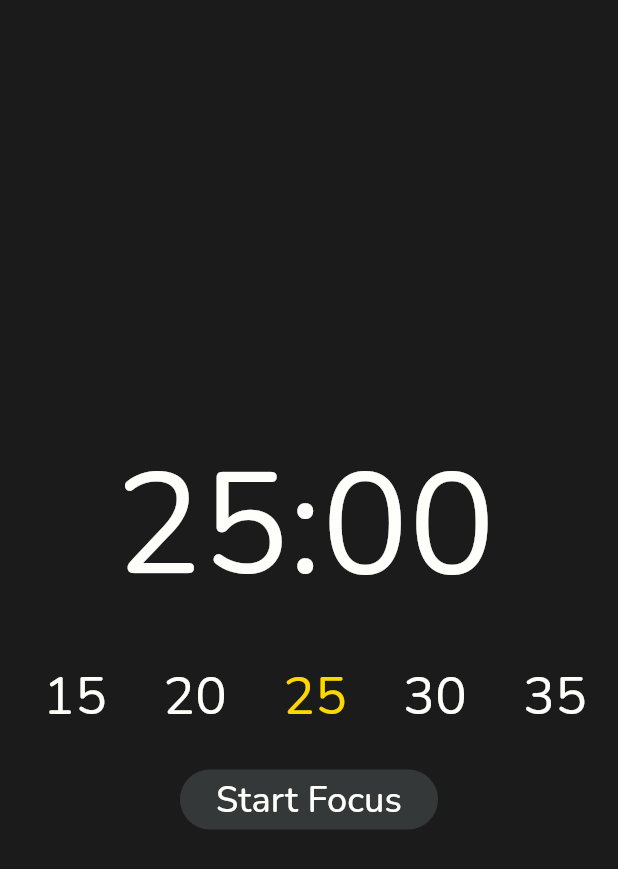
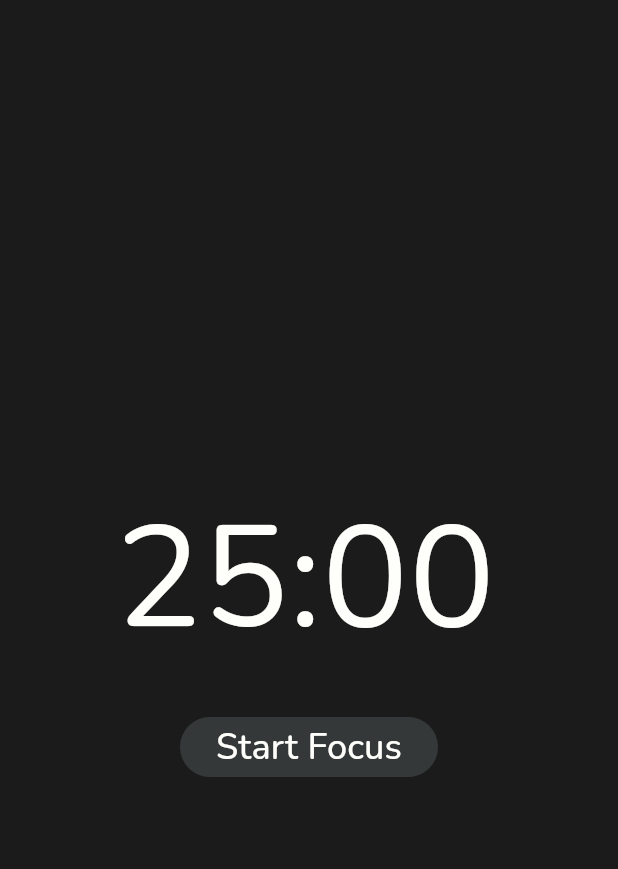
Before and after one commit to hpzynha/star_focus, a Flutter app: the screen it shows after launch, on a phone screen of 412 x 824 dp. Shown: the top 869 px of the screen. Run offline on Flutter 3.47's test engine with Material 3 defaults, Android fonts, the light colour scheme and no system bars; our stand-ins replace google_fonts.

Commit message:
quick fix

```diff
--- a/lib/pages/pomodoro_page.dart
+++ b/lib/pages/pomodoro_page.dart
@@ -2,7 +2,6 @@ import 'package:flutter/material.dart';
 import 'package:star_focus/pages/select_time_page.dart';
 import 'package:star_focus/utils/style.dart';
 import 'package:star_focus/widgets/buttons.dart';
-import 'package:star_focus/widgets/time_options.dart';
 import 'package:star_focus/widgets/timer.dart';
 
 class PomodoroPage extends StatefulWidget {
@@ -33,8 +32,6 @@ class _PomodoroPageState extends State<PomodoroPage> {
                 },
                 child: const Timer()),
             const SizedBox(height: 20),
-            const TimeOptions(),
-            const SizedBox(height: 20),
             boxButton(text: 'Start Focus', onPress: () {}),
           ],
         ),
--- a/lib/widgets/time_options.dart
+++ b/lib/widgets/time_options.dart
@@ -9,7 +9,7 @@ class TimeOptions extends StatelessWidget {
 
   @override
   Widget build(BuildContext context) {
-    final provider = Provider.of<TimerService>(context, listen: false);
+    Provider.of<TimerService>(context, listen: false);
     return Consumer<TimerService>(builder: (context, provider, _) {
       return SingleChildScrollView(
         controller: ScrollController(initialScrollOffset: 155),
```
